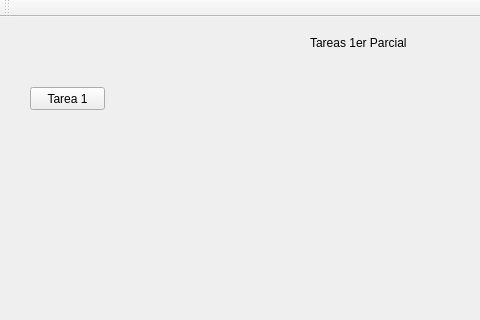
Old version of the form Tarea1/mainwindow.ui in the repository JosueReus/Tarea1Orga; both pictures show x 0 to 480 and y 0 to 320 of the 734 by 452 pixel window.
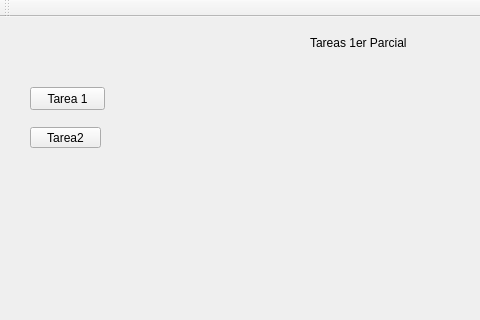
New version of the form.

```diff
--- a/Tarea1/mainwindow.ui
+++ b/Tarea1/mainwindow.ui
@@ -40,6 +40,19 @@
      <string>Tarea 1</string>
     </property>
    </widget>
+   <widget class="QPushButton" name="pushButton_2">
+    <property name="geometry">
+     <rect>
+      <x>30</x>
+      <y>110</y>
+      <width>71</width>
+      <height>21</height>
+     </rect>
+    </property>
+    <property name="text">
+     <string>Tarea2</string>
+    </property>
+   </widget>
   </widget>
   <widget class="QMenuBar" name="menuBar">
    <property name="geometry">
```
Left out of the diff: 2 changed lines with no effect on the pictures.
